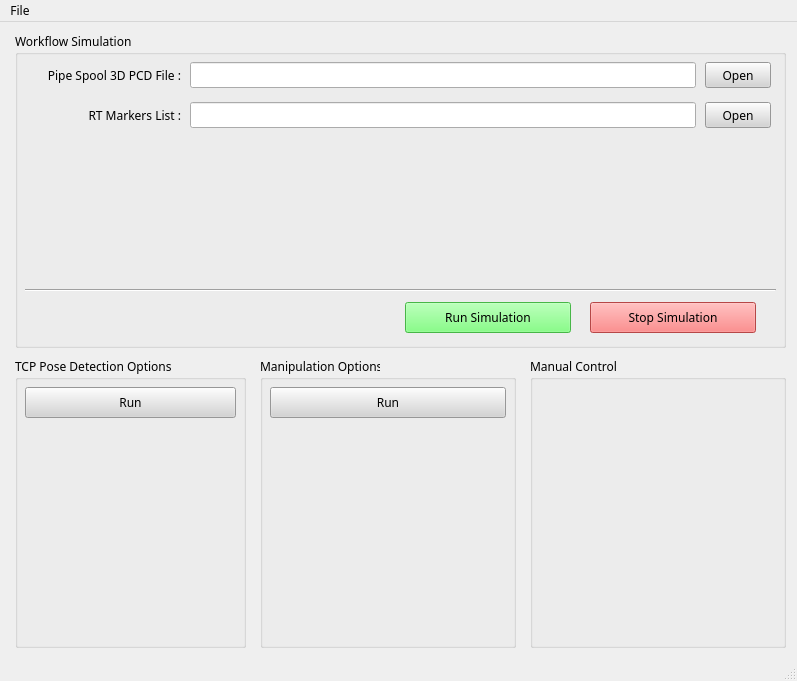
Qt form gui/monitor/window.ui (yes89929/flame_robotics_drt---pdm) before a commit.
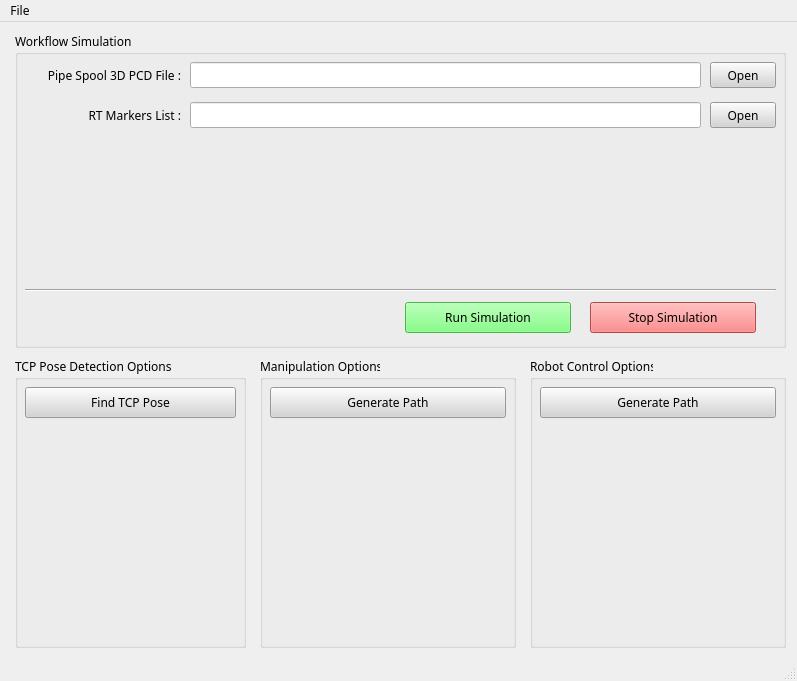
The same form after that commit. Icons and pictures are not drawn.

```diff
--- a/gui/monitor/window.ui
+++ b/gui/monitor/window.ui
@@ -61,7 +61,7 @@
 background-color: rgb(212, 212, 212);</string>
      </property>
      <property name="text">
-      <string>Run</string>
+      <string>Find TCP Pose</string>
      </property>
     </widget>
    </widget>
@@ -96,7 +96,7 @@
 background-color: rgb(212, 212, 212);</string>
      </property>
      <property name="text">
-      <string>Run</string>
+      <string>Generate Path</string>
      </property>
     </widget>
    </widget>
@@ -110,8 +110,30 @@
      </rect>
     </property>
     <property name="title">
-     <string>Manual Control</string>
+     <string>Robot Control Options</string>
     </property>
+    <widget class="QPushButton" name="btn_generate_path_2">
+     <property name="geometry">
+      <rect>
+       <x>10</x>
+       <y>30</y>
+       <width>236</width>
+       <height>31</height>
+      </rect>
+     </property>
+     <property name="font">
+      <font>
+       <family>NanumSquare</family>
+      </font>
+     </property>
+     <property name="styleSheet">
+      <string notr="true">color: rgb(0,0,0);
+background-color: rgb(212, 212, 212);</string>
+     </property>
+     <property name="text">
+      <string>Generate Path</string>
+     </property>
+    </widget>
    </widget>
    <widget class="QGroupBox" name="groupBox_4">
     <property name="geometry">
@@ -146,7 +168,7 @@
       <rect>
        <x>175</x>
        <y>30</y>
-       <width>506</width>
+       <width>511</width>
        <height>26</height>
       </rect>
      </property>
@@ -175,7 +197,7 @@
       <rect>
        <x>175</x>
        <y>70</y>
-       <width>506</width>
+       <width>511</width>
        <height>26</height>
       </rect>
      </property>
@@ -186,7 +208,7 @@
     <widget class="QPushButton" name="btn_open_pcd">
      <property name="geometry">
       <rect>
-       <x>690</x>
+       <x>695</x>
        <y>30</y>
        <width>66</width>
        <height>26</height>
@@ -208,7 +230,7 @@
     <widget class="QPushButton" name="btn_open_markers">
      <property name="geometry">
       <rect>
-       <x>690</x>
+       <x>695</x>
        <y>70</y>
        <width>66</width>
        <height>26</height>
```
Left out of the diff: 4 changed lines with no effect on the pictures.
